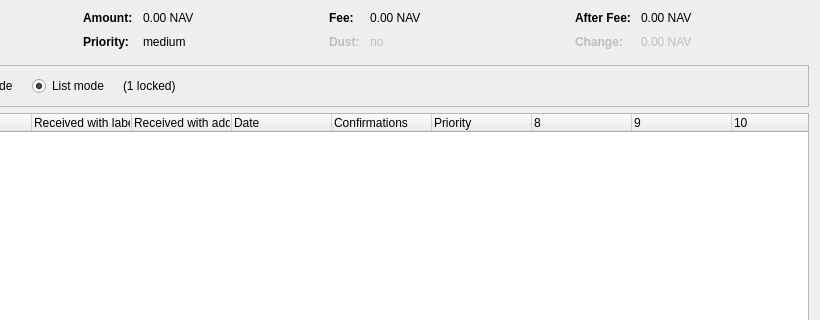
Old version of the form src/qt/forms/coincontroldialog.ui in the repository navcoin/navcoin-core; both pictures show x 180 to 1000 and y 0 to 320 of the 1000 by 500 pixel window.
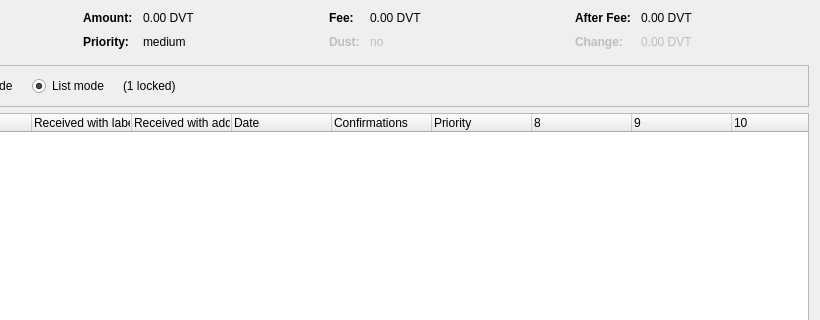
New version of the form. Custom widgets are drawn as their Qt base class.

```diff
--- a/src/qt/forms/coincontroldialog.ui
+++ b/src/qt/forms/coincontroldialog.ui
@@ -135,7 +135,7 @@
           <enum>Qt::ActionsContextMenu</enum>
          </property>
          <property name="text">
-          <string notr="true">0.00 NAV</string>
+          <string notr="true">0.00 DVT</string>
          </property>
          <property name="textInteractionFlags">
           <set>Qt::LinksAccessibleByMouse|Qt::TextSelectableByKeyboard|Qt::TextSelectableByMouse</set>
@@ -209,7 +209,7 @@
           <enum>Qt::ActionsContextMenu</enum>
          </property>
          <property name="text">
-          <string notr="true">0.00 NAV</string>
+          <string notr="true">0.00 DVT</string>
          </property>
          <property name="textInteractionFlags">
           <set>Qt::LinksAccessibleByMouse|Qt::TextSelectableByKeyboard|Qt::TextSelectableByMouse</set>
@@ -289,7 +289,7 @@
           <enum>Qt::ActionsContextMenu</enum>
          </property>
          <property name="text">
-          <string notr="true">0.00 NAV</string>
+          <string notr="true">0.00 DVT</string>
          </property>
          <property name="textInteractionFlags">
           <set>Qt::LinksAccessibleByMouse|Qt::TextSelectableByKeyboard|Qt::TextSelectableByMouse</set>
@@ -324,7 +324,7 @@
           <enum>Qt::ActionsContextMenu</enum>
          </property>
          <property name="text">
-          <string notr="true">0.00 NAV</string>
+          <string notr="true">0.00 DVT</string>
          </property>
          <property name="textInteractionFlags">
           <set>Qt::LinksAccessibleByMouse|Qt::TextSelectableByKeyboard|Qt::TextSelectableByMouse</set>
```
